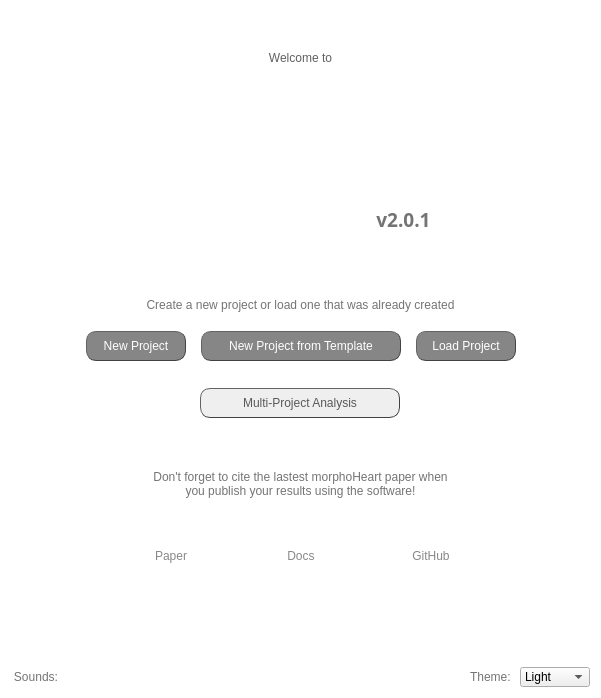
This is src/gui/ui/welcome_screen.ui in jsanchez679/morphoHeart as Qt 5 draws it before an edit. The edited form follows.
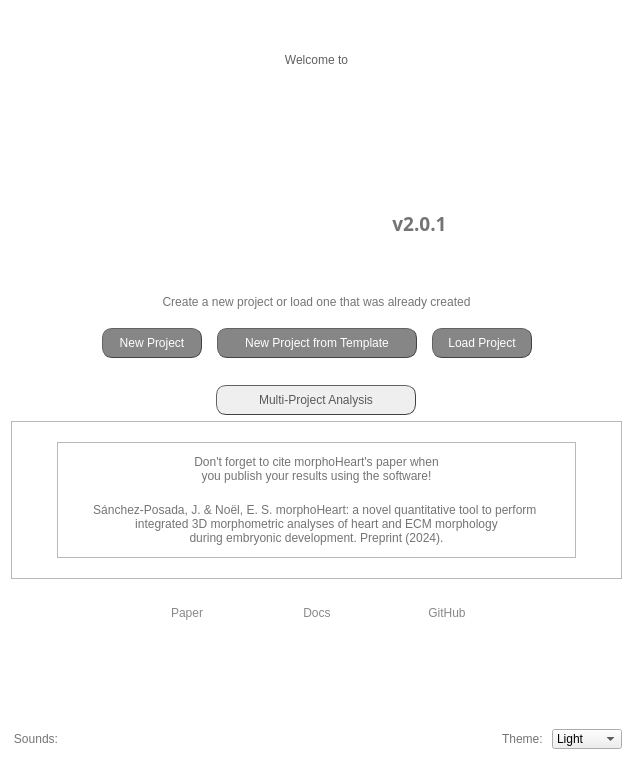
This is the edited form.

Commit message: Updated links in welcome and main window

Diff of the .ui file:
```diff
--- a/src/gui/ui/welcome_screen.ui
+++ b/src/gui/ui/welcome_screen.ui
@@ -6,8 +6,8 @@
    <rect>
     <x>0</x>
     <y>0</y>
-    <width>601</width>
-    <height>698</height>
+    <width>633</width>
+    <height>760</height>
    </rect>
   </property>
   <property name="windowTitle">
@@ -18,17 +18,34 @@
   </property>
   <layout class="QVBoxLayout" name="verticalLayout">
    <item>
-    <spacer name="horizontalSpacer_5">
-     <property name="orientation">
-      <enum>Qt::Horizontal</enum>
+    <widget class="QLabel" name="prompt_val_2">
+     <property name="minimumSize">
+      <size>
+       <width>120</width>
+       <height>15</height>
+      </size>
      </property>
-     <property name="sizeHint" stdset="0">
+     <property name="maximumSize">
       <size>
-       <width>40</width>
-       <height>20</height>
+       <width>16777215</width>
+       <height>15</height>
       </size>
      </property>
-    </spacer>
+     <property name="styleSheet">
+      <string notr="true">color: rgb(170, 0, 127);
+font: 25 8pt &quot;Calibri Light&quot;;
+background-color: rgb(255, 255, 255);</string>
+     </property>
+     <property name="frameShape">
+      <enum>QFrame::NoFrame</enum>
+     </property>
+     <property name="text">
+      <string>&lt;html&gt;&lt;head/&gt;&lt;body&gt;&lt;p&gt;&lt;br/&gt;&lt;/p&gt;&lt;/body&gt;&lt;/html&gt;</string>
+     </property>
+     <property name="alignment">
+      <set>Qt::AlignCenter</set>
+     </property>
+    </widget>
    </item>
    <item>
     <widget class="QLabel" name="welcome_to_msg">
@@ -146,7 +163,7 @@
        <property name="minimumSize">
         <size>
          <width>0</width>
-         <height>60</height>
+         <height>50</height>
         </size>
        </property>
        <property name="maximumSize">
@@ -451,32 +468,78 @@
     </layout>
    </item>
    <item>
-    <widget class="QLabel" name="label_instructions_3">
-     <property name="minimumSize">
-      <size>
-       <width>0</width>
-       <height>100</height>
-      </size>
+    <widget class="QFrame" name="frame">
+     <property name="frameShape">
+      <enum>QFrame::StyledPanel</enum>
      </property>
-     <property name="maximumSize">
-      <size>
-       <width>16777215</width>
-       <height>80</height>
-      </size>
+     <property name="frameShadow">
+      <enum>QFrame::Raised</enum>
      </property>
-     <property name="layoutDirection">
-      <enum>Qt::LeftToRight</enum>
-     </property>
-     <property name="styleSheet">
-      <string notr="true">font: 25 12pt &quot;Calibri Light&quot;; color: rgb(116, 116, 116)</string>
-     </property>
-     <property name="text">
-      <string>Don't forget to cite the lastest morphoHeart paper when 
-you publish your results using the software!</string>
-     </property>
-     <property name="alignment">
-      <set>Qt::AlignCenter</set>
-     </property>
+     <layout class="QVBoxLayout" name="verticalLayout_4">
+      <property name="leftMargin">
+       <number>45</number>
+      </property>
+      <property name="topMargin">
+       <number>20</number>
+      </property>
+      <property name="rightMargin">
+       <number>45</number>
+      </property>
+      <property name="bottomMargin">
+       <number>20</number>
+      </property>
+      <item>
+       <widget class="QFrame" name="frame_2">
+        <property name="frameShape">
+         <enum>QFrame::StyledPanel</enum>
+        </property>
+        <property name="frameShadow">
+         <enum>QFrame::Plain</enum>
+        </property>
+        <layout class="QVBoxLayout" name="verticalLayout_3">
+         <property name="topMargin">
+          <number>12</number>
+         </property>
+         <property name="bottomMargin">
+          <number>12</number>
+         </property>
+         <item>
+          <widget class="QLabel" name="label_3">
+           <property name="styleSheet">
+            <string notr="true">font: 25 12pt &quot;Calibri Light&quot;; color: rgb(116, 116, 116)</string>
+           </property>
+           <property name="text">
+            <string>Don't forget to cite morphoHeart's paper when 
+you publish your results using the software!
+</string>
+           </property>
+           <property name="alignment">
+            <set>Qt::AlignCenter</set>
+           </property>
+          </widget>
+         </item>
+         <item>
+          <widget class="QLabel" name="label_2">
+           <property name="styleSheet">
+            <string notr="true">font: 25 italic 11pt &quot;Calibri Light&quot;; color: rgb(116, 116, 116)</string>
+           </property>
+           <property name="text">
+            <string>Sánchez-Posada, J. &amp; Noël, E. S. morphoHeart: a novel quantitative tool to perform 
+integrated 3D morphometric analyses of heart and ECM morphology
+during embryonic development. Preprint (2024).</string>
+           </property>
+           <property name="alignment">
+            <set>Qt::AlignCenter</set>
+           </property>
+           <property name="textInteractionFlags">
+            <set>Qt::LinksAccessibleByMouse|Qt::TextSelectableByMouse</set>
+           </property>
+          </widget>
+         </item>
+        </layout>
+       </widget>
+      </item>
+     </layout>
     </widget>
    </item>
    <item>
@@ -601,15 +664,20 @@
      <property name="minimumSize">
       <size>
        <width>0</width>
-       <height>50</height>
+       <height>40</height>
       </size>
      </property>
      <property name="maximumSize">
       <size>
        <width>16777215</width>
-       <height>110</height>
+       <height>40</height>
       </size>
      </property>
+     <property name="styleSheet">
+      <string notr="true">font: 25 italic 11pt &quot;Calibri Light&quot;; 
+background-color: rgba(255, 255, 255, 180);
+color: rgb(170, 0, 127)</string>
+     </property>
      <property name="frameShape">
       <enum>QFrame::NoFrame</enum>
      </property>
@@ -622,17 +690,34 @@
     </widget>
    </item>
    <item>
-    <spacer name="horizontalSpacer">
-     <property name="orientation">
-      <enum>Qt::Horizontal</enum>
+    <widget class="QLabel" name="prompt_val_3">
+     <property name="minimumSize">
+      <size>
+       <width>120</width>
+       <height>30</height>
+      </size>
      </property>
-     <property name="sizeHint" stdset="0">
+     <property name="maximumSize">
       <size>
-       <width>40</width>
-       <height>20</height>
+       <width>16777215</width>
+       <height>15</height>
       </size>
      </property>
-    </spacer>
+     <property name="styleSheet">
+      <string notr="true">color: rgb(170, 0, 127);
+font: 25 8pt &quot;Calibri Light&quot;;
+background-color: rgb(255, 255, 255);</string>
+     </property>
+     <property name="frameShape">
+      <enum>QFrame::NoFrame</enum>
+     </property>
+     <property name="text">
+      <string>&lt;html&gt;&lt;head/&gt;&lt;body&gt;&lt;p&gt;&lt;br/&gt;&lt;/p&gt;&lt;/body&gt;&lt;/html&gt;</string>
+     </property>
+     <property name="alignment">
+      <set>Qt::AlignCenter</set>
+     </property>
+    </widget>
    </item>
    <item>
     <layout class="QHBoxLayout" name="horizontalLayout_3">
```
Left out of the diff: 8 changed lines with no effect on the pictures. The commit also changes 5 other files.
